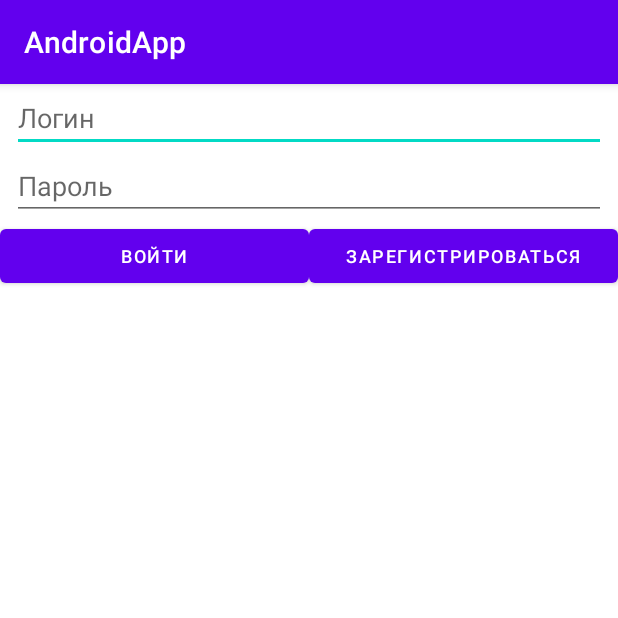
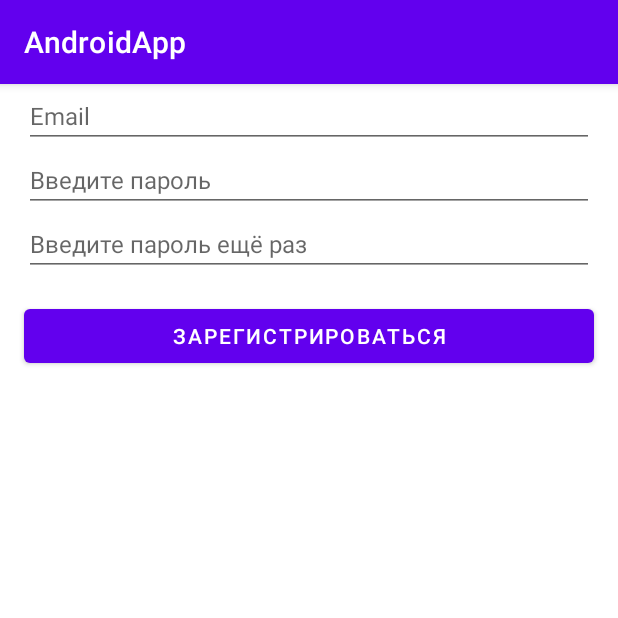
Before and after one commit to BakanovaE/AndroidApp, an Android app: the screen it shows after launch (AuthActivity), after a tap on "ЗАРЕГИСТРИРОВАТЬСЯ", on a phone screen of 412 x 824 dp, the top half of it. Run offline under Robolectric (Android 15) with nearby library versions, the phone set to English and light mode, and no system bars.

Commit message:
:Registraion fragment and layout. SharedPreferences

```diff
--- a/app/build.gradle
+++ b/app/build.gradle
@@ -33,6 +33,7 @@ dependencies {
     implementation 'androidx.appcompat:appcompat:1.2.0'
     implementation 'com.google.android.material:material:1.2.1'
     implementation 'androidx.constraintlayout:constraintlayout:2.0.4'
+    implementation 'com.google.code.gson:gson:2.8.6'
     testImplementation 'junit:junit:4.+'
     androidTestImplementation 'androidx.test.ext:junit:1.1.2'
     androidTestImplementation 'androidx.test.espresso:espresso-core:3.3.0'
--- a/app/src/main/java/com/example/androidapp/AuthFragment.java
+++ b/app/src/main/java/com/example/androidapp/AuthFragment.java
@@ -4,6 +4,7 @@ import androidx.annotation.NonNull;
 import androidx.annotation.Nullable;
 import androidx.annotation.StringRes;
 import androidx.fragment.app.Fragment;
+import androidx.fragment.app.FragmentManager;
 
 import android.content.Intent;
 import android.os.Bundle;
@@ -22,12 +23,11 @@ public class AuthFragment extends Fragment {
 
     private EditText mLogin;
     private EditText mPassword;
-
     private Button mEnter;
     private Button mRegister;
+    private SharedPreferencesHelper mSharedPreferencesHelper;
 
     public static AuthFragment newInstance() {
-
         Bundle args = new Bundle();
 
         AuthFragment fragment = new AuthFragment();
@@ -37,48 +37,65 @@ public class AuthFragment extends Fragment {
 
     private View.OnClickListener mOnEnterClickListener = new View.OnClickListener() {
         @Override
-        public void onClick(View v) {
-            if (isEmailValid() && isPasswordValid()) {
-                Intent startProfileIntent = new Intent(getActivity(), ProfileActivity.class);
-                startProfileIntent.putExtra(ProfileActivity.USER_KEY, new User(mLogin.getText().toString(), mPassword.getText().toString()));
+        public void onClick(View view) {
+            boolean isLoginSuccess = false;
+            for (User user : mSharedPreferencesHelper.getUsers()) {
+                if (user.getLogin().equalsIgnoreCase(mLogin.getText().toString())
+                        && user.getPassword().equals(mPassword.getText().toString())) {
+                    isLoginSuccess = true;
+                    if (isEmailValid() && isPasswordValid()) {
+                        Intent startProfileIntent =
+                                new Intent(getActivity(), ProfileActivity.class);
+                        startProfileIntent.putExtra(ProfileActivity.USER_KEY,
+                                new User(mLogin.getText().toString(), mPassword.getText().toString()));
+                        startActivity(startProfileIntent);
+                        getActivity().finish();
+                    } else {
+                        showMessage(R.string.input_error);
+                    }
+                    break;
+                }
+            }
+            if (!isLoginSuccess) {
+                showMessage(R.string.login_error);
+            }
 
-                startActivity(startProfileIntent);
-            } else {
-                showMessage(R.string.login_input_error);
-            }
+        }
+    };
+
+    private View.OnClickListener mOnRegisterClickListener = new View.OnClickListener() {
+        @Override
+        public void onClick(View view) {
+            getFragmentManager()
+                    .beginTransaction()
+                    .replace(R.id.fragmentContainer, RegistrationFragment.newInstance())
+                    .addToBackStack(RegistrationFragment.class.getName())
+                    .commit();
         }
     };
 
     private boolean isEmailValid() {
         return !TextUtils.isEmpty(mLogin.getText())
-               && Patterns.EMAIL_ADDRESS.matcher(mLogin.getText()).matches();
+                && Patterns.EMAIL_ADDRESS.matcher(mLogin.getText()).matches();
+    }
+
+    private boolean isPasswordValid() {
+        return !TextUtils.isEmpty(mPassword.getText());
     }
 
     private void showMessage(@StringRes int string) {
         Toast.makeText(getActivity(), string, Toast.LENGTH_LONG).show();
     }
 
-    private View.OnClickListener mOnRegisterClickListener = new View.OnClickListener() {
-        @Override
-        public void onClick(View v) {
-            //todo Обработка нажатия на кнопку
-        }
-    };
-
-    private boolean isPasswordValid() {
-        return !TextUtils.isEmpty(mPassword.getText());
-    }
-
-
     @Nullable
     @Override
-    public View onCreateView(@NonNull LayoutInflater inflater, @Nullable ViewGroup container, @Nullable Bundle savedInstanceState) {
+    public View onCreateView(LayoutInflater inflater, @Nullable ViewGroup container, @Nullable Bundle savedInstanceState) {
+        View v = inflater.inflate(R.layout.fr_auth, container, false);
 
-        View v = inflater.inflate(R.layout.fr_auth, container, false);
+        mSharedPreferencesHelper = new SharedPreferencesHelper(getActivity());
 
         mLogin = v.findViewById(R.id.etLogin);
         mPassword = v.findViewById(R.id.etPassword);
-
         mEnter = v.findViewById(R.id.buttonEnter);
         mRegister = v.findViewById(R.id.buttonRegister);
 
--- /dev/null
+++ b/app/src/main/java/com/example/androidapp/RegistrationFragment.java
@@ -0,0 +1,91 @@
+package com.example.androidapp;
+
+import android.os.Bundle;
+import android.text.TextUtils;
+import android.util.Patterns;
+import android.view.LayoutInflater;
+import android.view.View;
+import android.view.ViewGroup;
+import android.widget.Button;
+import android.widget.EditText;
+import android.widget.Toast;
+
+import androidx.annotation.Nullable;
+import androidx.annotation.StringRes;
+import androidx.fragment.app.Fragment;
+
+public class RegistrationFragment extends Fragment {
+
+    private EditText mLogin;
+    private EditText mPassword;
+    private EditText mPasswordAgain;
+    private Button mRegistration;
+    private SharedPreferencesHelper mSharedPreferencesHelper;
+
+    public static RegistrationFragment newInstance() {
+        return new RegistrationFragment();
+    }
+
+    private View.OnClickListener mOnRegistrationClickListener = new View.OnClickListener() {
+        @Override
+        public void onClick(View view) {
+            if (isInputValid()) {
+                boolean isAdded = mSharedPreferencesHelper.addUser(new User(
+                        mLogin.getText().toString(),
+                        mPassword.getText().toString()
+                ));
+
+                if (isAdded) {
+                    showMessage(R.string.login_register_success);
+                    getFragmentManager().popBackStack();
+                } else {
+                    showMessage(R.string.login_register_error);
+                }
+            }
+        }
+    };
+
+    @Nullable
+    @Override
+    public View onCreateView(LayoutInflater inflater, @Nullable ViewGroup container, @Nullable Bundle savedInstanceState) {
+        View view = inflater.inflate(R.layout.fr_registration, container, false);
+
+        mSharedPreferencesHelper = new SharedPreferencesHelper(getActivity());
+
+        mLogin = view.findViewById(R.id.etLogin);
+        mPassword = view.findViewById(R.id.etPassword);
+        mPasswordAgain = view.findViewById(R.id.tvPasswordAgain);
+        mRegistration = view.findViewById(R.id.btnRegistration);
+
+        mRegistration.setOnClickListener(mOnRegistrationClickListener);
+
+        return view;
+    }
+
+    private boolean isInputValid() {
+        String email = mLogin.getText().toString();
+        if (isEmailValid(email) && isPasswordsValid()) {
+            return true;
+        }
+
+        return false;
+    }
+
+    private boolean isEmailValid(String email) {
+        return !TextUtils.isEmpty(email) && Patterns.EMAIL_ADDRESS.matcher(email).matches();
+    }
+
+    private boolean isPasswordsValid() {
+        String password = mPassword.getText().toString();
+        String passwordAgain = mPasswordAgain.getText().toString();
+
+        return password.equals(passwordAgain)
+                && !TextUtils.isEmpty(password)
+                && !TextUtils.isEmpty(passwordAgain);
+    }
+
+    private void showMessage(@StringRes int string) {
+        Toast.makeText(getActivity(), string, Toast.LENGTH_LONG).show();
+    }
+
+}
--- a/app/src/main/res/layout/fr_auth.xml
+++ b/app/src/main/res/layout/fr_auth.xml
@@ -7,10 +7,10 @@
 
     <EditText
         android:id="@+id/etLogin"
+        android:layout_width="match_parent"
+        android:layout_height="wrap_content"
         android:layout_marginLeft="8dp"
         android:layout_marginRight="8dp"
-            android:layout_width="match_parent"
-            android:layout_height="wrap_content"
         android:hint="@string/login_hint"/>
 
     <EditText
@@ -32,16 +32,14 @@
             android:layout_width="match_parent"
             android:layout_height="wrap_content"
             android:layout_weight="1"
-            android:text="@string/login_enter"
-            android:textSize="12sp" />
+            android:text="@string/login_enter"/>
 
         <Button
             android:id="@+id/buttonRegister"
             android:layout_width="match_parent"
             android:layout_height="wrap_content"
             android:layout_weight="1"
-            android:text="@string/login_register"
-            android:textSize="12sp" />
+            android:text="@string/register"/>
 
     </LinearLayout>
 
--- /dev/null
+++ b/app/src/main/res/layout/fr_registration.xml
@@ -0,0 +1,50 @@
+<?xml version="1.0" encoding="utf-8"?>
+<ScrollView
+    xmlns:android="http://schemas.android.com/apk/res/android"
+    android:layout_width="match_parent"
+    android:layout_height="match_parent">
+
+    <LinearLayout
+        android:layout_width="match_parent"
+        android:layout_height="wrap_content"
+        android:orientation="vertical">
+
+        <EditText
+            android:id="@+id/etLogin"
+            android:layout_width="match_parent"
+            android:layout_height="wrap_content"
+            android:layout_marginLeft="16dp"
+            android:layout_marginRight="16dp"
+            android:hint="@string/email"
+            android:inputType="textEmailAddress"
+            android:textSize="16sp"/>
+
+        <EditText
+            android:id="@+id/etPassword"
+            android:layout_width="match_parent"
+            android:layout_height="wrap_content"
+            android:layout_marginLeft="16dp"
+            android:layout_marginRight="16dp"
+            android:hint="@string/password_enter"
+            android:inputType="textPassword"
+            android:textSize="16sp"/>
+
+        <EditText
+            android:id="@+id/tvPasswordAgain"
+            android:layout_width="match_parent"
+            android:layout_height="wrap_content"
+            android:layout_marginLeft="16dp"
+            android:layout_marginRight="16dp"
+            android:hint="@string/password_enter_again"
+            android:inputType="textPassword"
+            android:textSize="16sp"/>
+
+        <Button
+            android:id="@+id/btnRegistration"
+            android:layout_width="match_parent"
+            android:layout_height="wrap_content"
+            android:layout_margin="16dp"
+            android:text="@string/register"/>
+    </LinearLayout>
+
+</ScrollView>
--- a/app/src/main/res/values/strings.xml
+++ b/app/src/main/res/values/strings.xml
@@ -2,9 +2,14 @@
     <string name="app_name">AndroidApp</string>
     <string name="login_hint">Логин</string>
     <string name="password">Пароль</string>
+    <string name="password_enter">Введите пароль</string>
+    <string name="password_enter_again">Введите пароль ещё раз</string>
     <string name="login_enter">Войти</string>
-    <string name="login_register">Зарегистрироваться</string>
-    <string name="login_input_error">Ошибка ввода данных</string>
+    <string name="register">Зарегистрироваться</string>
+    <string name="input_error">Ошибка ввода данных!</string>
     <string name="email">Email</string>
-
+    <string name="login_register_error">Login уже занят!</string>
+    <string name="login_register_success">Успешно!</string>
+    <string name="logout">Логаут</string>
+    <string name="login_error">Ошибка логина. Неверный логин или пароль.</string>
 </resources>
```
Also changed, not shown: app/src/main/java/com/example/androidapp/ProfileActivity.java (+11 -9 lines), app/src/main/java/com/example/androidapp/SharedPreferencesHelper.java (added, +80 -0 lines), app/src/main/java/com/example/androidapp/SingleFragmentActivity.java (+14 -2 lines), app/src/main/java/com/example/androidapp/User.java (+27 -10 lines). Lines whose indentation alone changed are shown as unchanged.
